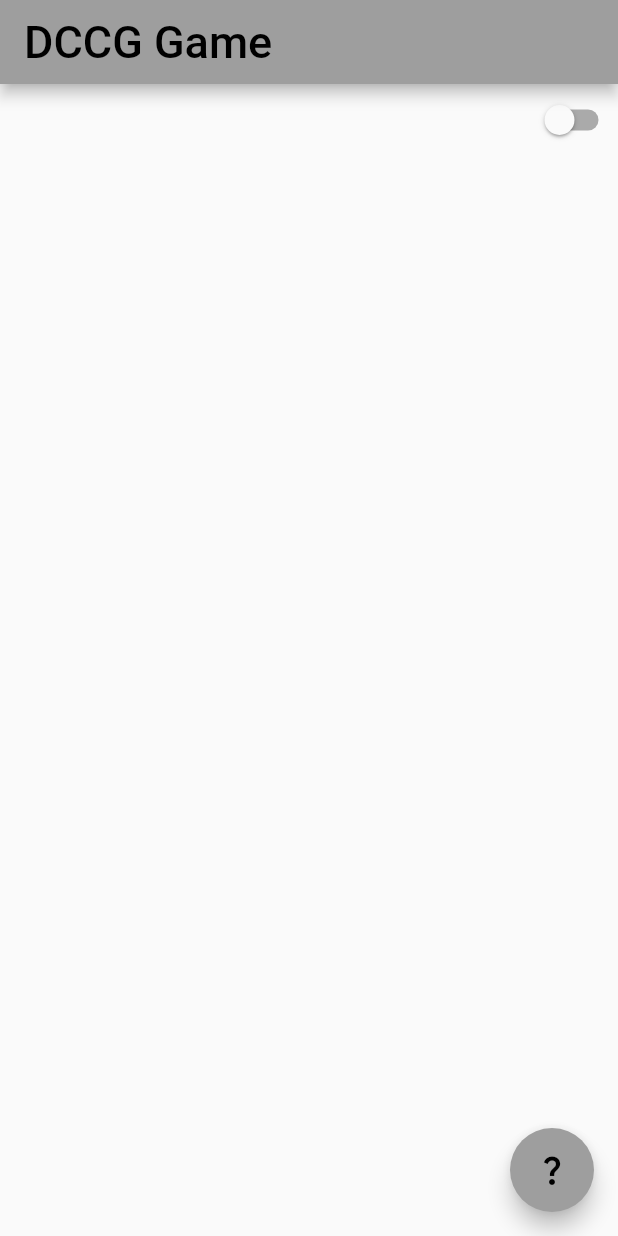
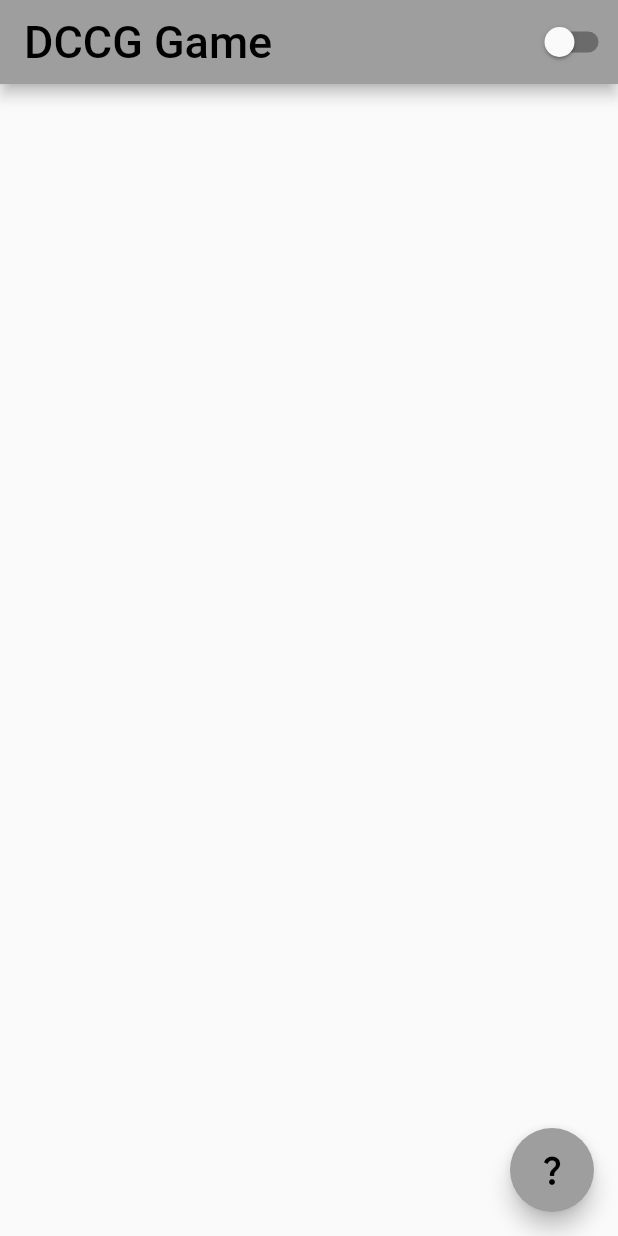
Before and after one commit to gvheisler/app_dccg, a Flutter app: the screen it shows after launch, after a tap on the "question mark" icon, on a phone screen of 412 x 824 dp. Run offline on Flutter 3.47's test engine with Material 2 defaults, Android fonts, the phone set to English and light mode, and no system bars.

Commit message:
pronto para add os botoes

```diff
--- a/lib/app_widget.dart
+++ b/lib/app_widget.dart
@@ -12,6 +12,7 @@ class AppWidget extends StatelessWidget {
         return MaterialApp(
           theme: ThemeData(
             primarySwatch: Colors.grey,
+            primaryColorDark: Colors.blue,
             brightness: AppController.instance.isDarkTheme ? Brightness.dark : Brightness.light,
           ),
           home: HomePage(),
--- a/lib/home_page.dart
+++ b/lib/home_page.dart
@@ -1,5 +1,4 @@
 import 'package:app_dccg/app_controller.dart';
-import 'package:url_launcher/url_launcher.dart';
 import 'package:flutter/material.dart';
 
 class HomePage extends StatefulWidget {
@@ -20,23 +19,33 @@ class _HomePageState extends State<HomePage> {
   Widget build(BuildContext context) {
     return Scaffold(
       appBar: AppBar(
-        title: Text('DCCG Game', style: TextStyle(fontSize: 30, color: Colors.black),),
+        title: const Text('DCCG Game', style: TextStyle(fontSize: 30, color: Colors.black),),
+        actions: const [
+          SwitchDarkLight(),
+        ],
       ),
       floatingActionButton: FloatingActionButton(
-        child: Icon(Icons.question_mark),
+        child: const Icon(Icons.question_mark),
         onPressed: (){
-          print('floating');
+
         },
       ),
-      body: Align(
+      body: const Align(
         alignment: Alignment.topRight,
-        child: Switch(
-          value: AppController.instance.isDarkTheme,
-          onChanged: (value){
-            AppController.instance.ChangeTheme();
-          },
-        ),
       )
     );
   }
 }
+
+class SwitchDarkLight extends StatelessWidget {
+  const SwitchDarkLight({Key? key}) : super(key: key);
+  @override
+  Widget build(BuildContext context) {
+    return Switch(
+      value: AppController.instance.isDarkTheme,
+      onChanged: (value){
+        AppController.instance.ChangeTheme();
+      },
+    );
+  }
+}
```
